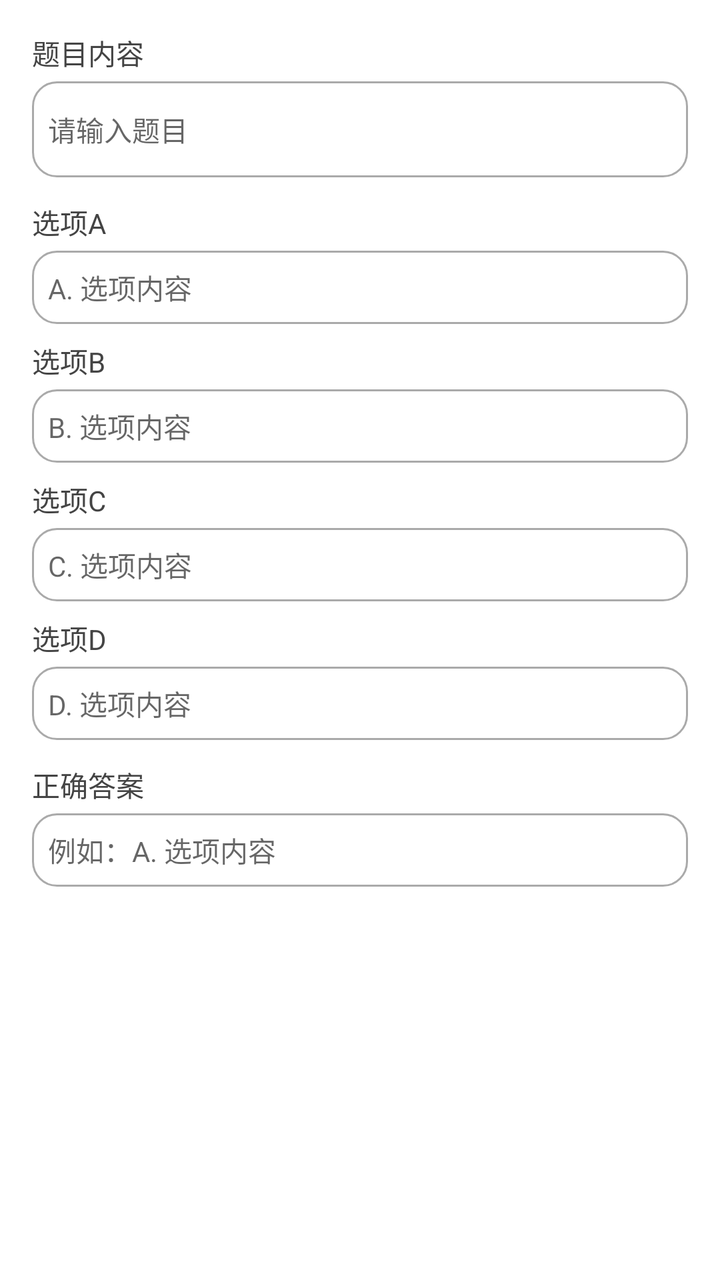
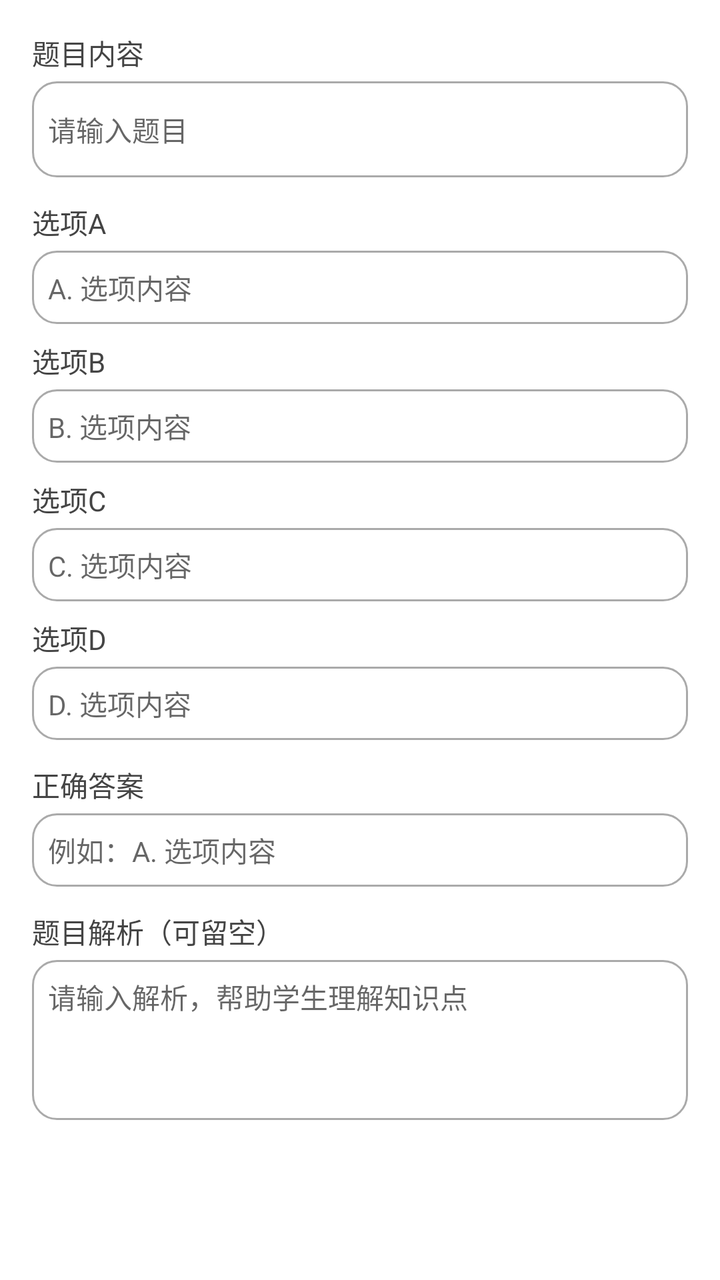

Compare the two renders of this Android layout. The source of the first and the diff that turns it into the second are given below.
<!-- AndroidManifest.xml: application theme Theme.StudyApp -->
<!-- res/layout/dialog_question_edit.xml -->
<?xml version="1.0" encoding="utf-8"?>
<ScrollView xmlns:android="http://schemas.android.com/apk/res/android"
    android:layout_width="match_parent"
    android:layout_height="match_parent"
    android:padding="16dp">

    <LinearLayout
        android:layout_width="match_parent"
        android:layout_height="wrap_content"
        android:orientation="vertical">

        <TextView
            android:layout_width="wrap_content"
            android:layout_height="wrap_content"
            android:text="题目内容"
            android:textSize="14sp"
            android:textColor="@color/darker_gray"
            android:layout_marginBottom="4dp" />

        <EditText
            android:id="@+id/editQuestionText"
            android:layout_width="match_parent"
            android:layout_height="wrap_content"
            android:minHeight="48dp"
            android:hint="请输入题目"
            android:textSize="14sp"
            android:padding="8dp"
            android:background="@drawable/edit_text_background"
            android:layout_marginBottom="12dp" />

        <TextView
            android:layout_width="wrap_content"
            android:layout_height="wrap_content"
            android:text="选项A"
            android:textSize="14sp"
            android:textColor="@color/darker_gray"
            android:layout_marginBottom="4dp" />

        <EditText
            android:id="@+id/editOptionA"
            android:layout_width="match_parent"
            android:layout_height="wrap_content"
            android:hint="A. 选项内容"
            android:textSize="14sp"
            android:padding="8dp"
            android:background="@drawable/edit_text_background"
            android:layout_marginBottom="8dp" />

        <TextView
            android:layout_width="wrap_content"
            android:layout_height="wrap_content"
            android:text="选项B"
            android:textSize="14sp"
            android:textColor="@color/darker_gray"
            android:layout_marginBottom="4dp" />

        <EditText
            android:id="@+id/editOptionB"
            android:layout_width="match_parent"
            android:layout_height="wrap_content"
            android:hint="B. 选项内容"
            android:textSize="14sp"
            android:padding="8dp"
            android:background="@drawable/edit_text_background"
            android:layout_marginBottom="8dp" />

        <TextView
            android:layout_width="wrap_content"
            android:layout_height="wrap_content"
            android:text="选项C"
            android:textSize="14sp"
            android:textColor="@color/darker_gray"
            android:layout_marginBottom="4dp" />

        <EditText
            android:id="@+id/editOptionC"
            android:layout_width="match_parent"
            android:layout_height="wrap_content"
            android:hint="C. 选项内容"
            android:textSize="14sp"
            android:padding="8dp"
            android:background="@drawable/edit_text_background"
            android:layout_marginBottom="8dp" />

        <TextView
            android:layout_width="wrap_content"
            android:layout_height="wrap_content"
            android:text="选项D"
            android:textSize="14sp"
            android:textColor="@color/darker_gray"
            android:layout_marginBottom="4dp" />

        <EditText
            android:id="@+id/editOptionD"
            android:layout_width="match_parent"
            android:layout_height="wrap_content"
            android:hint="D. 选项内容"
            android:textSize="14sp"
            android:padding="8dp"
            android:background="@drawable/edit_text_background"
            android:layout_marginBottom="12dp" />

        <TextView
            android:layout_width="wrap_content"
            android:layout_height="wrap_content"
            android:text="正确答案"
            android:textSize="14sp"
            android:textColor="@color/darker_gray"
            android:layout_marginBottom="4dp" />

        <EditText
            android:id="@+id/editCorrectAnswer"
            android:layout_width="match_parent"
            android:layout_height="wrap_content"
            android:hint="例如：A. 选项内容"
            android:textSize="14sp"
            android:padding="8dp"
            android:background="@drawable/edit_text_background"
            android:layout_marginBottom="16dp" />

    </LinearLayout>

</ScrollView>
<!-- resources referenced by this layout -->
<resources>
  <color name="darker_gray">#FF444444</color>
  <!-- drawable edit_text_background (drawable) -->
  <?xml version="1.0" encoding="utf-8"?>
  <shape xmlns:android="http://schemas.android.com/apk/res/android">
      <solid android:color="@android:color/white" />
      <stroke android:width="1dp" android:color="@android:color/darker_gray" />
      <corners android:radius="12dp" />
      <padding android:left="8dp" android:top="8dp" android:right="8dp" android:bottom="8dp" />
  </shape>
  <style name="Theme.StudyApp" parent="Theme.AppCompat.Light.NoActionBar">
          
          <item name="colorPrimary">@color/holo_blue_dark</item>
          <item name="colorPrimaryDark">@color/holo_blue_dark</item>
          <item name="colorAccent">@color/holo_blue_dark</item>
          <item name="android:windowBackground">@color/white</item>
      </style>
  <color name="holo_blue_dark">#FF1976D2</color>
  <color name="white">#FFFFFFFF</color>
</resources>

<!-- the commit's change to res/layout/dialog_question_edit.xml (unified diff, before → after) -->
@@ -116,6 +116,26 @@
             android:textSize="14sp"
             android:padding="8dp"
             android:background="@drawable/edit_text_background"
+            android:layout_marginBottom="12dp" />
+
+        <TextView
+            android:layout_width="wrap_content"
+            android:layout_height="wrap_content"
+            android:text="题目解析（可留空）"
+            android:textSize="14sp"
+            android:textColor="@color/darker_gray"
+            android:layout_marginBottom="4dp" />
+
+        <EditText
+            android:id="@+id/editExplanation"
+            android:layout_width="match_parent"
+            android:layout_height="wrap_content"
+            android:minHeight="80dp"
+            android:gravity="top|start"
+            android:hint="请输入解析，帮助学生理解知识点"
+            android:textSize="14sp"
+            android:padding="8dp"
+            android:background="@drawable/edit_text_background"
             android:layout_marginBottom="16dp" />
 
     </LinearLayout>
